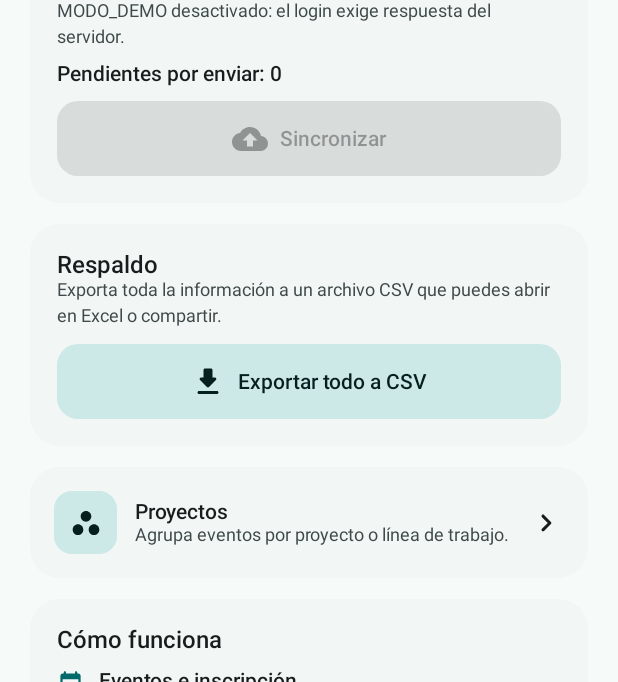
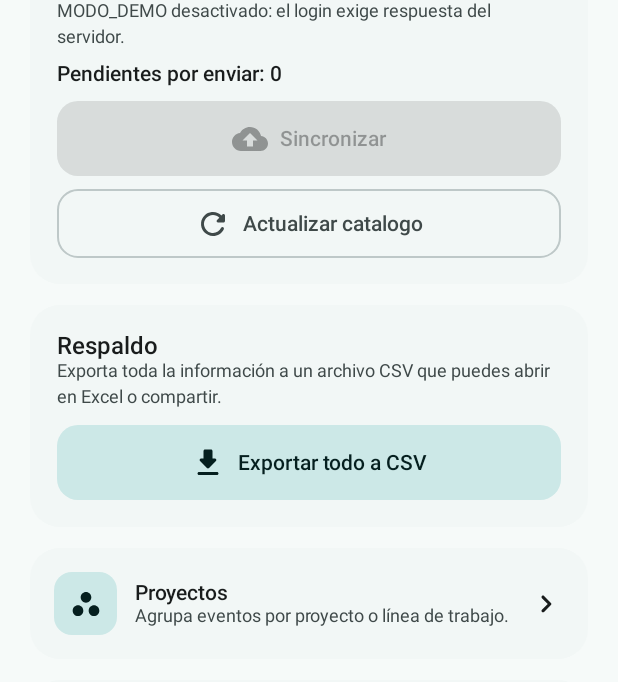
Before and after one commit to jorgeCisternasDev/syncpass-mvp, an Android app built with Jetpack Compose: the composable SettingsScreen shown on its own in the app's theme, on a phone screen of 412 x 824 dp, the part 554-1236 px from its top. Run offline under Robolectric (Android 15) with nearby library versions, the phone set to English and light mode, and no system bars; our stand-ins replace Room's generated code.

Commit message:
App: boton Actualizar catalogo y docs 1.1.1

```diff
--- a/app/src/main/java/cl/syncpass/app/ui/screens/SettingsScreen.kt
+++ b/app/src/main/java/cl/syncpass/app/ui/screens/SettingsScreen.kt
@@ -31,6 +31,7 @@ import androidx.compose.material.icons.rounded.Lock
 import androidx.compose.material.icons.rounded.Logout
 import androidx.compose.material.icons.rounded.PhoneAndroid
 import androidx.compose.material.icons.rounded.QrCodeScanner
+import androidx.compose.material.icons.rounded.Refresh
 import androidx.compose.material.icons.rounded.Workspaces
 import androidx.compose.material3.AlertDialog
 import androidx.compose.material3.ButtonDefaults
@@ -78,7 +79,8 @@ fun SettingsScreen(onProjects: () -> Unit, onLogout: () -> Unit) {
             statsDao = container.statsDao,
             exportRepository = container.exportRepository,
             database = container.database,
-            syncRepository = container.syncRepository
+            syncRepository = container.syncRepository,
+            catalogoRepository = container.catalogoRepository
         )
     }
     val state by viewModel.state.collectAsStateWithLifecycle()
@@ -247,6 +249,29 @@ fun SettingsScreen(onProjects: () -> Unit, onLogout: () -> Unit) {
                                 Icon(Icons.Rounded.CloudUpload, contentDescription = null)
                                 Spacer(Modifier.width(8.dp))
                                 Text("Sincronizar")
+                            }
+                        }
+                        Spacer(Modifier.height(8.dp))
+                        OutlinedButton(
+                            onClick = viewModel::refreshCatalog,
+                            enabled = !state.refreshing && !state.syncing,
+                            modifier = Modifier
+                                .fillMaxWidth()
+                                .height(46.dp)
+                                .testTag("settings_refresh_catalog"),
+                            shape = RoundedCornerShape(14.dp)
+                        ) {
+                            if (state.refreshing) {
+                                CircularProgressIndicator(
+                                    modifier = Modifier.size(18.dp),
+                                    strokeWidth = 2.dp
+                                )
+                                Spacer(Modifier.width(8.dp))
+                                Text("Actualizando catalogo...")
+                            } else {
+                                Icon(Icons.Rounded.Refresh, contentDescription = null)
+                                Spacer(Modifier.width(8.dp))
+                                Text("Actualizar catalogo")
                             }
                         }
                     }
--- a/app/src/main/java/cl/syncpass/app/ui/viewmodel/SettingsViewModel.kt
+++ b/app/src/main/java/cl/syncpass/app/ui/viewmodel/SettingsViewModel.kt
@@ -5,6 +5,8 @@ import androidx.lifecycle.ViewModel
 import androidx.lifecycle.viewModelScope
 import cl.syncpass.app.data.local.AppDatabase
 import cl.syncpass.app.data.local.StatsDao
+import cl.syncpass.app.data.repository.CatalogoRepository
+import cl.syncpass.app.data.repository.CatalogoResult
 import cl.syncpass.app.data.repository.ExportRepository
 import cl.syncpass.app.data.repository.ExportResult
 import cl.syncpass.app.data.repository.SyncRepository
@@ -32,7 +34,8 @@ private data class DataCounts(
 private data class SettingsActions(
     val exporting: Boolean = false,
     val clearing: Boolean = false,
-    val syncing: Boolean = false
+    val syncing: Boolean = false,
+    val refreshing: Boolean = false
 )
 
 data class SettingsUiState(
@@ -46,14 +49,16 @@ data class SettingsUiState(
     val rejectionMessage: String? = null,
     val exporting: Boolean = false,
     val clearing: Boolean = false,
-    val syncing: Boolean = false
+    val syncing: Boolean = false,
+    val refreshing: Boolean = false
 )
 
 class SettingsViewModel(
     statsDao: StatsDao,
     private val exportRepository: ExportRepository,
     private val database: AppDatabase,
-    private val syncRepository: SyncRepository
+    private val syncRepository: SyncRepository,
+    private val catalogoRepository: CatalogoRepository
 ) : ViewModel() {
 
     private val actions = MutableStateFlow(SettingsActions())
@@ -88,7 +93,8 @@ class SettingsViewModel(
             rejectionMessage = rejection,
             exporting = current.exporting,
             clearing = current.clearing,
-            syncing = current.syncing
+            syncing = current.syncing,
+            refreshing = current.refreshing
         )
     }.stateIn(
         scope = viewModelScope,
@@ -131,6 +137,21 @@ class SettingsViewModel(
         }
     }
 
+    fun refreshCatalog() {
+        if (actions.value.refreshing) return
+        actions.update { it.copy(refreshing = true) }
+        viewModelScope.launch {
+            when (val result = catalogoRepository.refrescar()) {
+                is CatalogoResult.Success -> _messages.emit(
+                    "Catalogo actualizado: ${result.proyectos} proyectos y ${result.eventos} eventos."
+                )
+
+                is CatalogoResult.Failure -> _messages.emit(result.message)
+            }
+            actions.update { it.copy(refreshing = false) }
+        }
+    }
+
     fun discardRejected() {
         if (actions.value.syncing || actions.value.clearing) return
         viewModelScope.launch {
```
Also changed, not shown: 2 other files.
